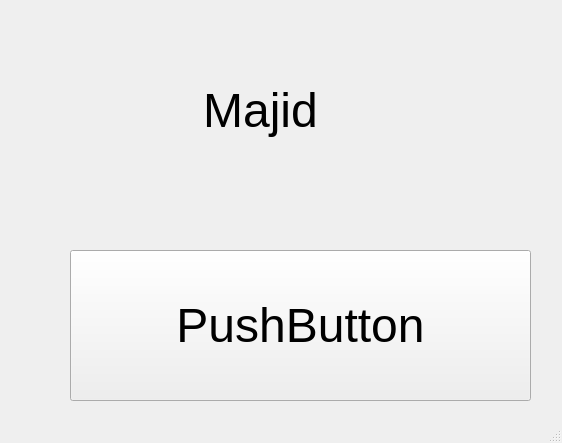
The window that First/MainWindow.ui (MMahdlouei/Qt_Class) describes before a commit, drawn with Qt 5.
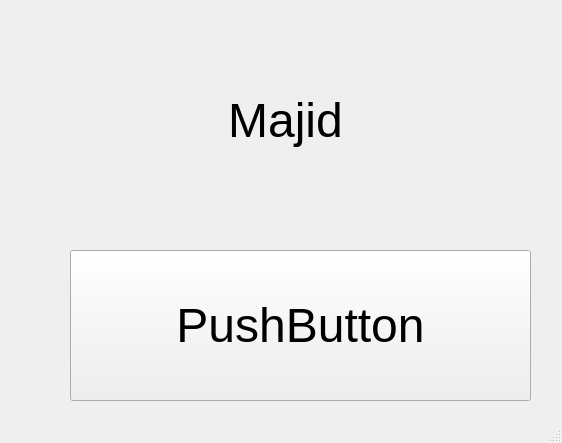
The same window after the commit.

```diff
--- a/First/MainWindow.ui
+++ b/First/MainWindow.ui
@@ -38,10 +38,10 @@
    <widget class="QLabel" name="label">
     <property name="geometry">
      <rect>
-      <x>0</x>
-      <y>10</y>
-      <width>521</width>
-      <height>201</height>
+      <x>20</x>
+      <y>0</y>
+      <width>531</width>
+      <height>241</height>
      </rect>
     </property>
     <property name="font">
```
Left out of the diff: 4 changed lines with no effect on the pictures.
